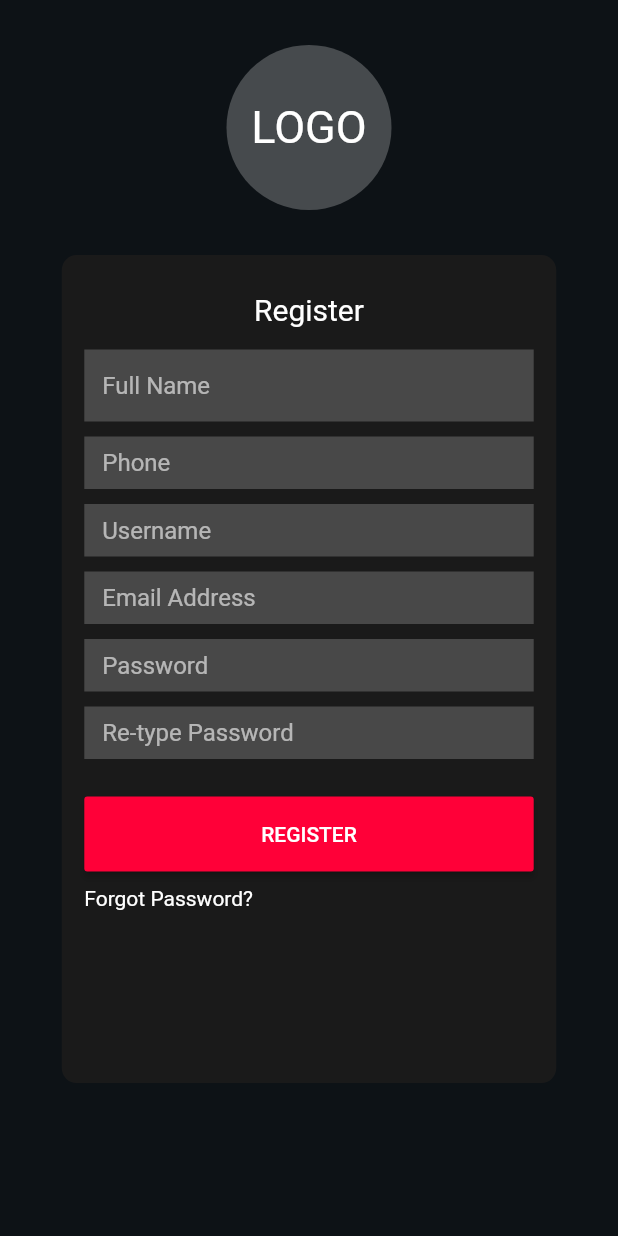
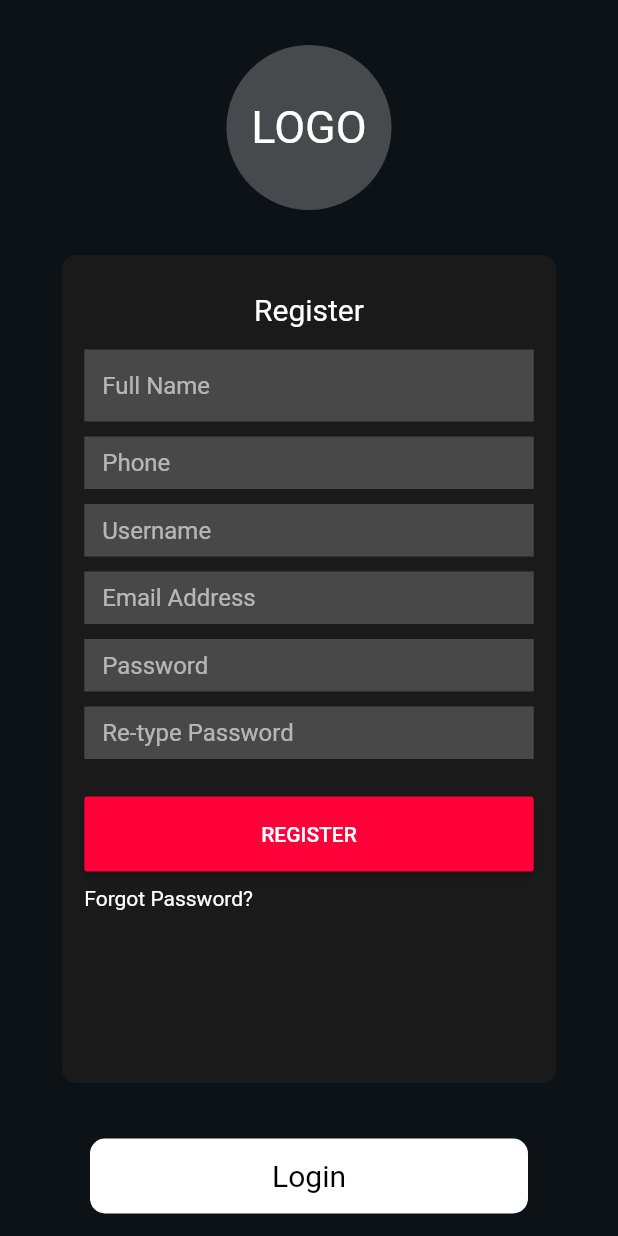
Before and after one commit to ismailawa/lifestylehub, a Flutter app: the RegisterPage screen opened by its route, on a phone screen of 412 x 824 dp. Run offline on Flutter 3.47's test engine with Material 2 defaults, Android fonts, the phone set to English and light mode, and no system bars; our stand-ins replace flutter_vector_icons.

Commit message:
added register login button

```diff
--- a/lib/pages/login_page.dart
+++ b/lib/pages/login_page.dart
@@ -1,6 +1,6 @@
 import 'package:flutter/cupertino.dart';
 import 'package:flutter/material.dart';
-import 'package:life_style_hub/theme/colors.dart';
+import 'package:life_style_hub/values/values.dart';
 import 'package:flutter_vector_icons/flutter_vector_icons.dart';
 import 'package:life_style_hub/widgets/logo_widget.dart';
 import 'package:life_style_hub/widgets/social_media_icon.dart';
--- a/lib/pages/registration_page.dart
+++ b/lib/pages/registration_page.dart
@@ -1,6 +1,6 @@
 import 'package:flutter/cupertino.dart';
 import 'package:flutter/material.dart';
-import 'package:life_style_hub/theme/colors.dart';
+import 'package:life_style_hub/values/values.dart';
 import 'package:life_style_hub/widgets/logo_widget.dart';
 
 class RegisterPage extends StatefulWidget {
@@ -14,8 +14,33 @@ class _RegisterPageState extends State<RegisterPage> {
     return Scaffold(
       backgroundColor: backgroundColor,
       body: SingleChildScrollView(
+        child: Stack(
+          children: <Widget>[
+            Positioned(
+              bottom: 15,
+              right: 60,
+              left: 60,
+              child: InkWell(
+                onTap: (){
+                  Navigator.pop(context);
+                },
                 child: Container(
+                  height: 50,
+                  decoration: BoxDecoration(
+                    color: Colors.white,
+                    borderRadius: BorderRadius.all(Radius.circular(10))
+                  ),
+                  child: Column(
+                    mainAxisAlignment: MainAxisAlignment.center,
+                    children: <Widget>[
+                    Text("Login",style: TextStyle(color: Colors.black, fontSize: 20),)
+                  ],),
+                ),
+              ),
+            ),
+            Container(
               width: double.infinity,
+              height: MediaQuery.of(context).size.height,
               child: Column(
                 crossAxisAlignment: CrossAxisAlignment.center,
                 children: <Widget>[
@@ -134,6 +159,8 @@ class _RegisterPageState extends State<RegisterPage> {
                 ],
               ),
             ),
+          ],
+        ),
       ),
     );
   }
--- /dev/null
+++ b/lib/values/values.dart
@@ -0,0 +1,3 @@
+export 'colors.dart';
+export 'styles.dart';
+export 'dimens.dart';
--- a/lib/widgets/logo_widget.dart
+++ b/lib/widgets/logo_widget.dart
@@ -1,5 +1,5 @@
 import 'package:flutter/material.dart';
-import 'package:life_style_hub/theme/colors.dart';
+import 'package:life_style_hub/values/values.dart';
 
 class Logo extends StatelessWidget {
   const Logo({
--- a/lib/widgets/social_media_icon.dart
+++ b/lib/widgets/social_media_icon.dart
@@ -1,5 +1,5 @@
 import 'package:flutter/material.dart';
-import 'package:life_style_hub/theme/colors.dart';
+import 'package:life_style_hub/values/values.dart';
 
 class SocialMediaIcon extends StatelessWidget {
   final IconData icon;
```
Also changed, not shown: lib/values/colors.dart (renamed from lib/theme/colors.dart), lib/values/dimens.dart (added), lib/values/styles.dart (renamed from lib/theme/styles.dart). Lines whose indentation alone changed are shown as unchanged.
